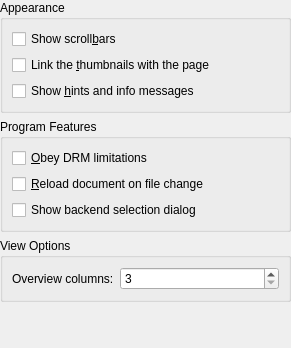
Old version of the form conf/dlggeneralbase.ui in the repository KDE/okular.
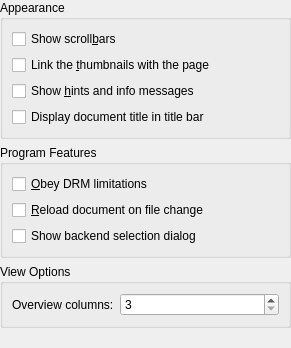
New version of the form. Custom widgets are drawn as their Qt base class.

Commit message:
Add GUI option to switch off showing the document title
Pleasing users is not so bad
BUGS: 158401

Patch:
```diff
--- a/conf/dlggeneralbase.ui
+++ b/conf/dlggeneralbase.ui
@@ -58,6 +58,13 @@
           </property>
          </widget>
         </item>
+        <item>
+         <widget class="QCheckBox" name="kcfg_DisplayDocumentTitle">
+          <property name="text">
+           <string>Display document title in title bar</string>
+          </property>
+         </widget>
+        </item>
        </layout>
       </item>
       <item>
```
The commit also changes 1 other file.
